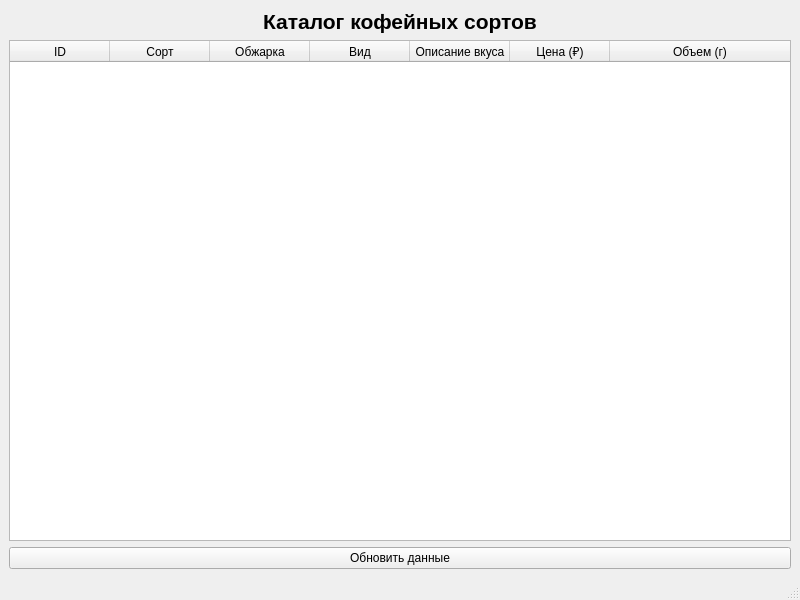
DANS-709/coffee, file main.ui: the form before one commit.
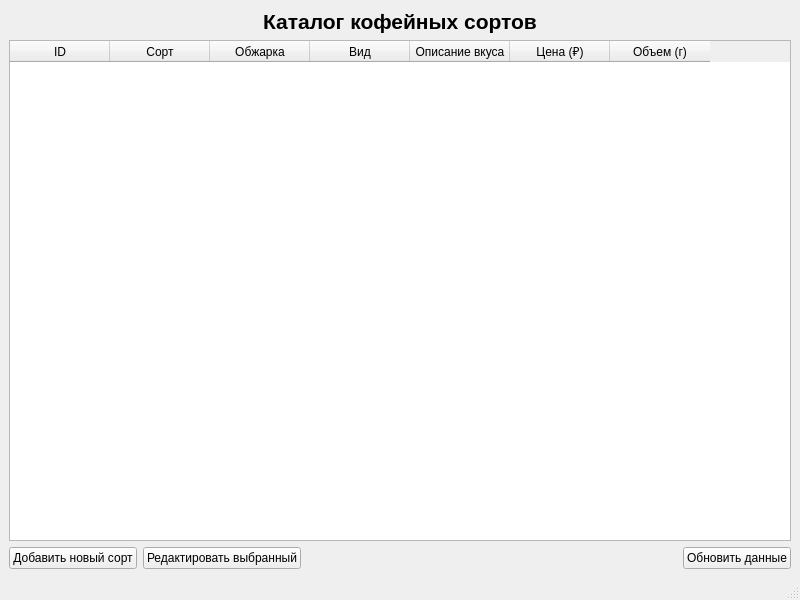
The form after the commit.

Commit message: программа для отображения информации о кофе из базы данных coffee.sqlite (ID, название сорта, степень обжарки, молотый/в зернах, описание вкуса, цена, объем упаковки)

```diff
--- a/main.ui
+++ b/main.ui
@@ -44,7 +44,7 @@
 <number>7</number>
 </property>
 <attribute name="horizontalHeaderStretchLastSection">
-<bool>true</bool>
+<bool>false</bool>
 </attribute>
 <column>
 <property name="text">
@@ -84,11 +84,42 @@
 </widget>
 </item>
 <item>
+<layout class="QHBoxLayout" name="horizontalLayout">
+<item>
+<widget class="QPushButton" name="addButton">
+<property name="text">
+<string>Добавить новый сорт</string>
+</property>
+</widget>
+</item>
+<item>
+<widget class="QPushButton" name="editButton">
+<property name="text">
+<string>Редактировать выбранный</string>
+</property>
+</widget>
+</item>
+<item>
+<spacer name="horizontalSpacer">
+<property name="orientation">
+<enum>Qt::Horizontal</enum>
+</property>
+<property name="sizeHint" stdset="0">
+<size>
+<width>40</width>
+<height>20</height>
+</size>
+</property>
+</spacer>
+</item>
+<item>
 <widget class="QPushButton" name="refreshButton">
 <property name="text">
 <string>Обновить данные</string>
 </property>
 </widget>
+</item>
+</layout>
 </item>
 </layout>
 </widget>
```
Left out of the diff: 3 changed lines with no effect on the pictures. The commit also changes 3 other files.
